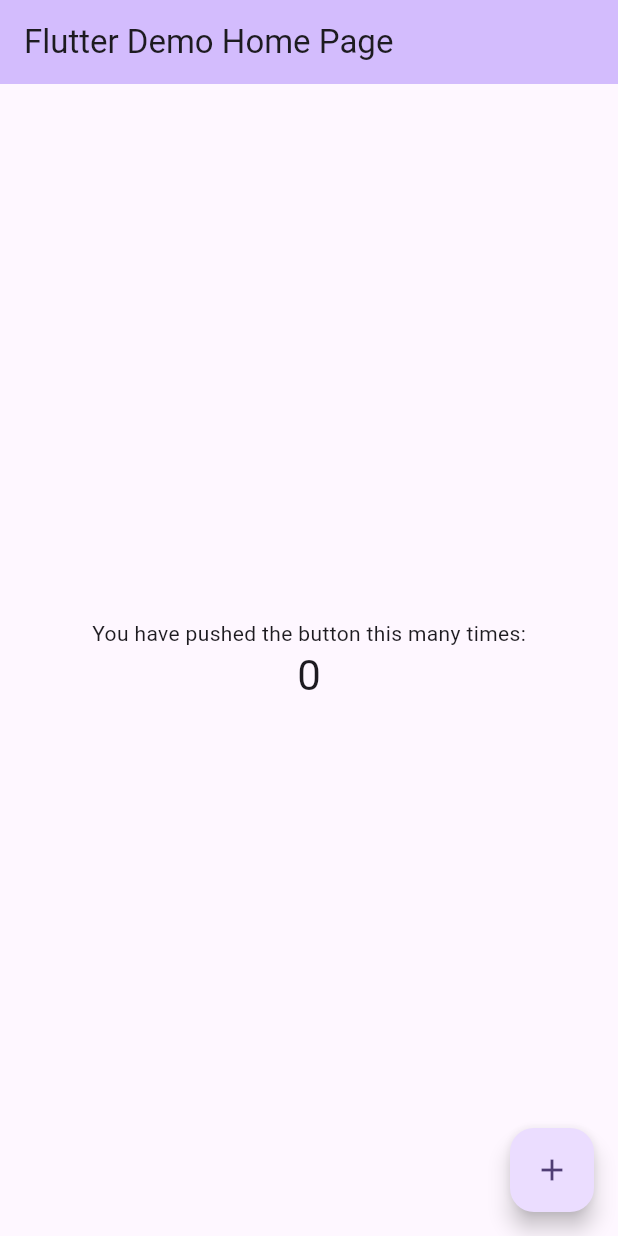
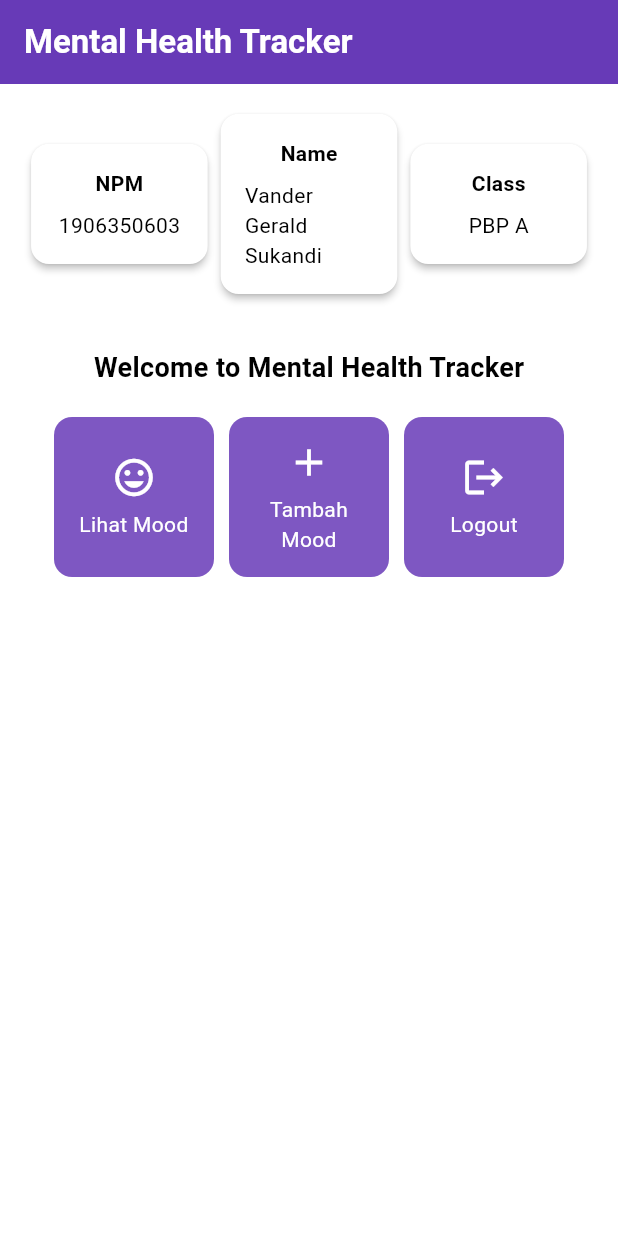
Before and after one commit to additionalSass/mental-health-tracker-mobile-, a Flutter app: the screen it shows after launch, on a phone screen of 412 x 824 dp. Run offline on Flutter 3.47's test engine with Material 3 defaults, Android fonts, the phone set to English and light mode, and no system bars.

Commit message:
tutorial 6

```diff
--- a/lib/main.dart
+++ b/lib/main.dart
@@ -1,3 +1,4 @@
+import 'package:mental_health_tracker/menu.dart';
 import 'package:flutter/material.dart';
 
 void main() {
@@ -28,98 +29,11 @@ class MyApp extends StatelessWidget {
         //
         // This works for code too, not just values: Most code changes can be
         // tested with just a hot reload.
-        colorScheme: ColorScheme.fromSeed(seedColor: Colors.deepPurple),
-        useMaterial3: true,
+         colorScheme: ColorScheme.fromSwatch(
+          primarySwatch: Colors.deepPurple,
+          ).copyWith(secondary: Colors.deepPurple[400]),
       ),
-      home: const MyHomePage(title: 'Flutter Demo Home Page'),
+      home: MyHomePage(),
     );
   }
 }
-
-class MyHomePage extends StatefulWidget {
-  const MyHomePage({super.key, required this.title});
-
-  // This widget is the home page of your application. It is stateful, meaning
-  // that it has a State object (defined below) that contains fields that affect
-  // how it looks.
-
-  // This class is the configuration for the state. It holds the values (in this
-  // case the title) provided by the parent (in this case the App widget) and
-  // used by the build method of the State. Fields in a Widget subclass are
-  // always marked "final".
-
-  final String title;
-
-  @override
-  State<MyHomePage> createState() => _MyHomePageState();
-}
-
-class _MyHomePageState extends State<MyHomePage> {
-  int _counter = 0;
-
-  void _incrementCounter() {
-    setState(() {
-      // This call to setState tells the Flutter framework that something has
-      // changed in this State, which causes it to rerun the build method below
-      // so that the display can reflect the updated values. If we changed
-      // _counter without calling setState(), then the build method would not be
-      // called again, and so nothing would appear to happen.
-      _counter++;
-    });
-  }
-
-  @override
-  Widget build(BuildContext context) {
-    // This method is rerun every time setState is called, for instance as done
-    // by the _incrementCounter method above.
-    //
-    // The Flutter framework has been optimized to make rerunning build methods
-    // fast, so that you can just rebuild anything that needs updating rather
-    // than having to individually change instances of widgets.
-    return Scaffold(
-      appBar: AppBar(
-        // TRY THIS: Try changing the color here to a specific color (to
-        // Colors.amber, perhaps?) and trigger a hot reload to see the AppBar
-        // change color while the other colors stay the same.
-        backgroundColor: Theme.of(context).colorScheme.inversePrimary,
-        // Here we take the value from the MyHomePage object that was created by
-        // the App.build method, and use it to set our appbar title.
-        title: Text(widget.title),
-      ),
-      body: Center(
-        // Center is a layout widget. It takes a single child and positions it
-        // in the middle of the parent.
-        child: Column(
-          // Column is also a layout widget. It takes a list of children and
-          // arranges them vertically. By default, it sizes itself to fit its
-          // children horizontally, and tries to be as tall as its parent.
-          //
-          // Column has various properties to control how it sizes itself and
-          // how it positions its children. Here we use mainAxisAlignment to
-          // center the children vertically; the main axis here is the vertical
-          // axis because Columns are vertical (the cross axis would be
-          // horizontal).
-          //
-          // TRY THIS: Invoke "debug painting" (choose the "Toggle Debug Paint"
-          // action in the IDE, or press "p" in the console), to see the
-          // wireframe for each widget.
-          mainAxisAlignment: MainAxisAlignment.center,
-          children: <Widget>[
-            const Text(
-              'You have pushed the button this many times:',
-            ),
-            Text(
-              '$_counter',
-              style: Theme.of(context).textTheme.headlineMedium,
-            ),
-          ],
-        ),
-      ),
-      floatingActionButton: FloatingActionButton(
-        onPressed: _incrementCounter,
-        tooltip: 'Increment',
-        child: const Icon(Icons.add),
-      ), // This trailing comma makes auto-formatting nicer for build methods.
-    );
-  }
-}
--- /dev/null
+++ b/lib/menu.dart
@@ -0,0 +1,186 @@
+import 'package:flutter/material.dart';
+
+class MyHomePage extends StatelessWidget {
+  final String npm = '1906350603';
+  final String name = 'Vander Gerald Sukandi';
+  final String className = 'PBP A';
+
+  final List<ItemHomepage> items = [
+    ItemHomepage("Lihat Mood", Icons.mood),
+    ItemHomepage("Tambah Mood", Icons.add),
+    ItemHomepage("Logout", Icons.logout),
+  ];
+  MyHomePage({super.key});
+
+  @override
+  Widget build(BuildContext context) {
+    // Scaffold menyediakan struktur dasar halaman dengan AppBar dan body.
+    return Scaffold(
+      // AppBar adalah bagian atas halaman yang menampilkan judul.
+      appBar: AppBar(
+        // Judul aplikasi "Mental Health Tracker" dengan teks putih dan tebal.
+        title: const Text(
+          'Mental Health Tracker',
+          style: TextStyle(
+            color: Colors.white,
+            fontWeight: FontWeight.bold,
+          ),
+        ),
+        // Warna latar belakang AppBar diambil dari skema warna tema aplikasi.
+        backgroundColor: Theme.of(context).colorScheme.primary,
+      ),
+      // Body halaman dengan padding di sekelilingnya.
+      body: Padding(
+        padding: const EdgeInsets.all(16.0),
+        // Menyusun widget secara vertikal dalam sebuah kolom.
+        child: Column(
+          crossAxisAlignment: CrossAxisAlignment.center,
+          children: [
+            Row(
+              mainAxisAlignment: MainAxisAlignment.spaceEvenly,
+              children: [
+                InfoCard(title: 'NPM', content: npm),
+                InfoCard(title: 'Name', content: name),
+                InfoCard(title: 'Class', content: className),
+              ],
+            ),
+
+            // Memberikan jarak vertikal 16 unit.
+            const SizedBox(height: 16.0),
+
+            // Menempatkan widget berikutnya di tengah halaman.
+            Center(
+              child: Column(
+                // Menyusun teks dan grid item secara vertikal.
+
+                children: [
+                  // Menampilkan teks sambutan dengan gaya tebal dan ukuran 18.
+                  const Padding(
+                    padding: EdgeInsets.only(top: 16.0),
+                    child: Text(
+                      'Welcome to Mental Health Tracker',
+                      style: TextStyle(
+                        fontWeight: FontWeight.bold,
+                        fontSize: 18.0,
+                      ),
+                    ),
+                  ),
+
+                  // Grid untuk menampilkan ItemCard dalam bentuk grid 3 kolom.
+                  GridView.count(
+                    primary: true,
+                    padding: const EdgeInsets.all(20),
+                    crossAxisSpacing: 10,
+                    mainAxisSpacing: 10,
+                    crossAxisCount: 3,
+                    // Agar grid menyesuaikan tinggi kontennya.
+                    shrinkWrap: true,
+
+                    // Menampilkan ItemCard untuk setiap item dalam list items.
+                    children: items.map((ItemHomepage item) {
+                      return ItemCard(item);
+                    }).toList(),
+                  ),
+                ],
+              ),
+            ),
+          ],
+        ),
+      ),
+    );
+  }
+}
+
+class InfoCard extends StatelessWidget {
+  // Kartu informasi yang menampilkan title dan content.
+
+  final String title;  // Judul kartu.
+  final String content;  // Isi kartu.
+
+  const InfoCard({super.key, required this.title, required this.content});
+
+  @override
+  Widget build(BuildContext context) {
+    return Card(
+      // Membuat kotak kartu dengan bayangan dibawahnya.
+      elevation: 2.0,
+      child: Container(
+        // Mengatur ukuran dan jarak di dalam kartu.
+        width: MediaQuery.of(context).size.width / 3.5, // menyesuaikan dengan lebar device yang digunakan.
+        padding: const EdgeInsets.all(16.0),
+        // Menyusun title dan content secara vertikal.
+        child: Column(
+          children: [
+            Text(
+              title,
+              style: const TextStyle(fontWeight: FontWeight.bold),
+            ),
+            const SizedBox(height: 8.0),
+            Text(content),
+          ],
+        ),
+      ),
+    );
+  }
+}
+
+ class ItemHomepage {
+     final String name;
+     final IconData icon;
+
+     ItemHomepage(this.name, this.icon);
+ }
+
+ class ItemCard extends StatelessWidget {
+  // Menampilkan kartu dengan ikon dan nama.
+
+  final ItemHomepage item;
+
+  const ItemCard(this.item, {super.key});
+
+  @override
+  Widget build(BuildContext context) {
+    return Material(
+      // Menentukan warna latar belakang dari tema aplikasi.
+      color: Theme.of(context).colorScheme.secondary,
+      // Membuat sudut kartu melengkung.
+      borderRadius: BorderRadius.circular(12),
+
+      child: InkWell(
+        // Aksi ketika kartu ditekan.
+        onTap: () {
+          // Menampilkan pesan SnackBar saat kartu ditekan.
+          ScaffoldMessenger.of(context)
+            ..hideCurrentSnackBar()
+            ..showSnackBar(
+              SnackBar(content: Text("Kamu telah menekan tombol ${item.name}!"))
+            );
+        },
+        // Container untuk menyimpan Icon dan Text
+        child: Container(
+          padding: const EdgeInsets.all(8),
+          child: Center(
+            child: Column(
+              // Menyusun ikon dan teks di tengah kartu.
+              mainAxisAlignment: MainAxisAlignment.center,
+              children: [
+                Icon(
+                  item.icon,
+                  color: Colors.white,
+                  size: 30.0,
+                ),
+                const Padding(padding: EdgeInsets.all(3)),
+                Text(
+                  item.name,
+                  textAlign: TextAlign.center,
+                  style: const TextStyle(color: Colors.white),
+                ),
+              ],
+            ),
+          ),
+        ),
+      ),
+    );
+  }
+
+}
```
